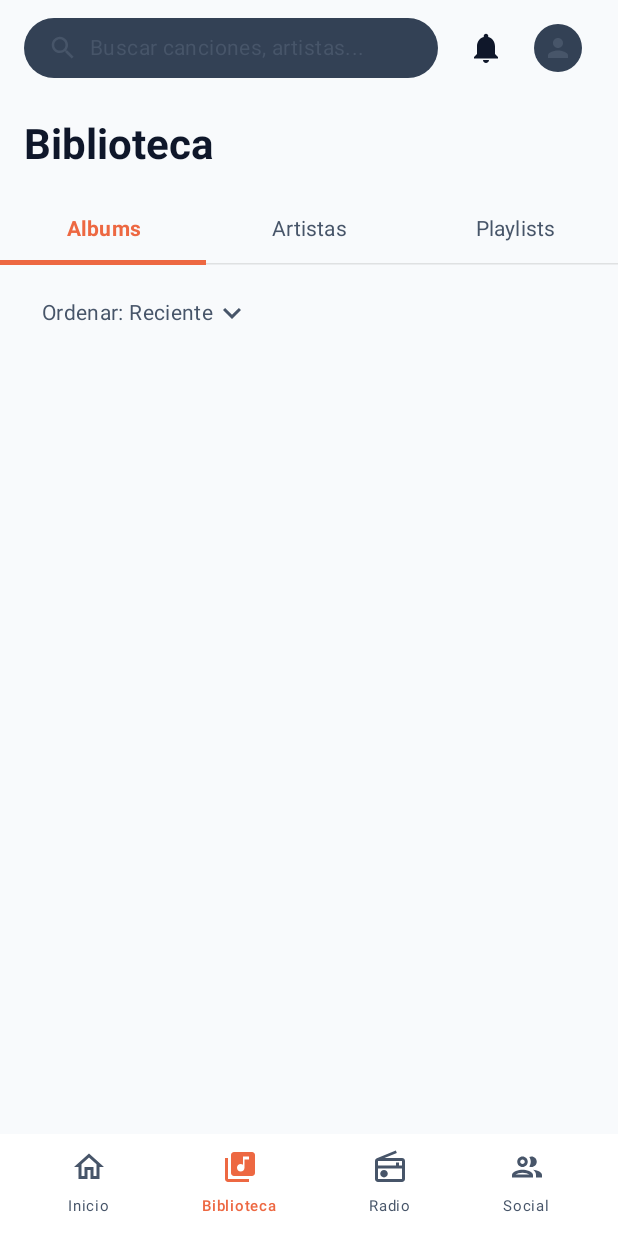
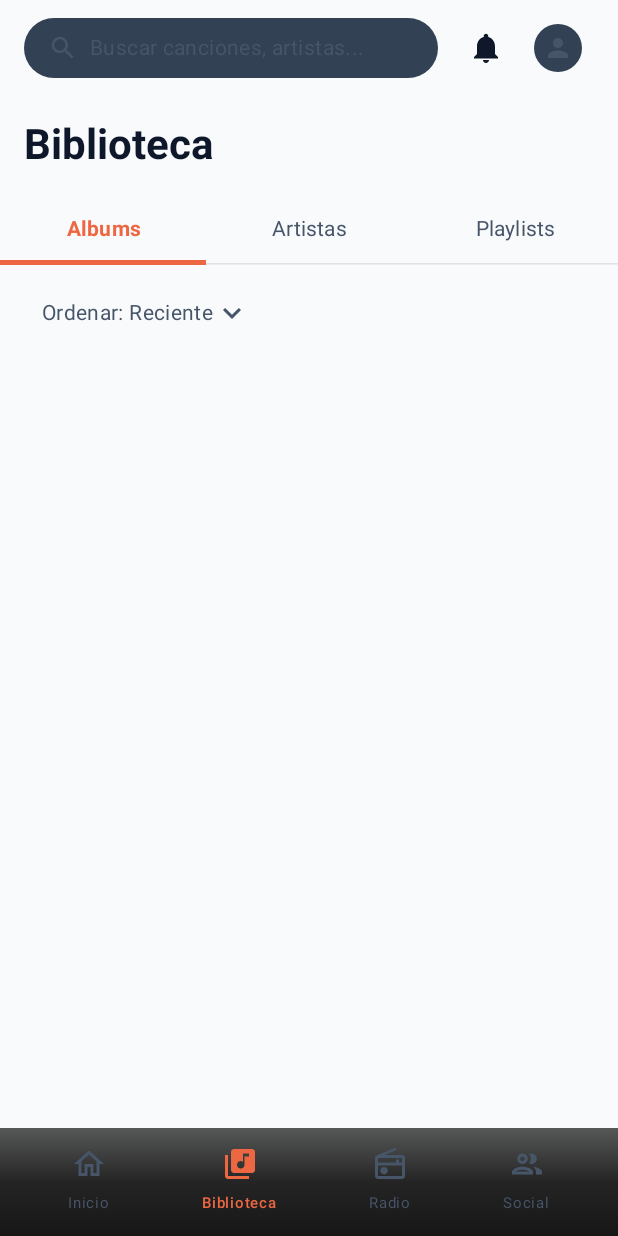
Before and after one commit to Alexzafra13/echo-android, an Android app built with Jetpack Compose: the library screen opened through its navigation route, on a phone screen of 412 x 824 dp. Run offline under Robolectric (Android 15) with nearby library versions, the phone set to English and light mode, and no system bars; our stand-ins replace Dagger/Hilt's generated code; libraries missing offline, so code that uses them is left out: com.jakewharton.retrofit2; pictures from the network do not load.

Commit message:
feat: floating MiniPlayer without borders + glass effect bottom nav
MiniPlayer:
- Remove shadow that caused visible borders
- Use transparent gradient that blends with background
- Rounded corners increased to 16dp for softer look

Bottom Navigation:
- Add glass effect with vertical gradient
- Transparent at top (0.7 alpha) → opaque at bottom (0.98 alpha)
- Creates frosted glass appearance

```diff
--- a/core/ui/src/main/kotlin/com/echo/core/ui/components/EchoBottomNavBar.kt
+++ b/core/ui/src/main/kotlin/com/echo/core/ui/components/EchoBottomNavBar.kt
@@ -3,6 +3,8 @@ package com.echo.core.ui.components
 import androidx.compose.animation.animateColorAsState
 import androidx.compose.foundation.background
 import androidx.compose.foundation.clickable
+import androidx.compose.foundation.layout.Box
+import androidx.compose.foundation.layout.height
 import androidx.compose.foundation.interaction.MutableInteractionSource
 import androidx.compose.foundation.layout.Arrangement
 import androidx.compose.foundation.layout.Column
@@ -27,6 +29,8 @@ import androidx.compose.runtime.getValue
 import androidx.compose.runtime.remember
 import androidx.compose.ui.Alignment
 import androidx.compose.ui.Modifier
+import androidx.compose.ui.graphics.Brush
+import androidx.compose.ui.graphics.Color
 import androidx.compose.ui.graphics.vector.ImageVector
 import androidx.compose.ui.text.font.FontWeight
 import androidx.compose.ui.unit.dp
@@ -81,11 +85,24 @@ fun EchoBottomNavBar(
     onNavigate: (BottomNavItem) -> Unit,
     modifier: Modifier = Modifier
 ) {
-    Row(
+    // Glass effect - gradient from transparent to opaque
+    val glassGradient = Brush.verticalGradient(
+        colors = listOf(
+            Color(0xFF121212).copy(alpha = 0.7f),
+            Color(0xFF121212).copy(alpha = 0.92f),
+            Color(0xFF121212).copy(alpha = 0.98f)
+        )
+    )
+
+    Box(
         modifier = modifier
             .fillMaxWidth()
-            .background(MaterialTheme.colorScheme.surface)
-            .padding(top = 8.dp, bottom = 6.dp),
+            .background(glassGradient)
+    ) {
+        Row(
+            modifier = Modifier
+                .fillMaxWidth()
+                .padding(top = 10.dp, bottom = 8.dp),
             horizontalArrangement = Arrangement.SpaceEvenly,
             verticalAlignment = Alignment.CenterVertically
         ) {
@@ -98,6 +115,7 @@ fun EchoBottomNavBar(
                     isSelected = isSelected,
                     onClick = { onNavigate(item) }
                 )
+            }
         }
     }
 }
```
Also changed, not shown: core/ui/src/main/kotlin/com/echo/core/ui/components/MiniPlayer.kt (+13 -24 lines). Lines whose indentation alone changed are shown as unchanged.
